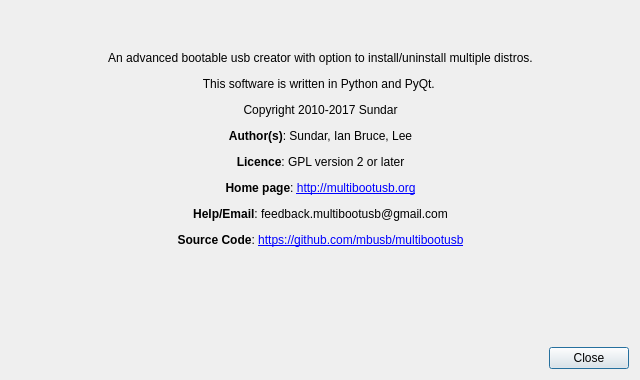
First picture: the form in scripts/gui/about.ui, repository mbusb/multibootusb, before the edit.
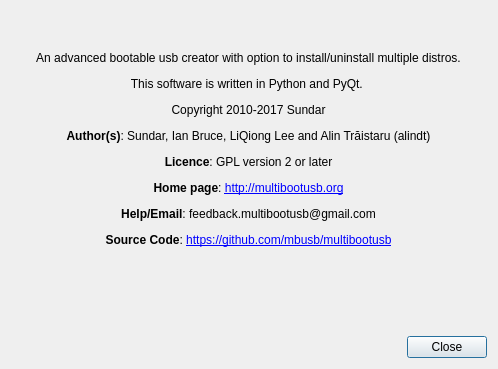
Second picture: the form after the edit.

Commit message:
Fixed for command line interface and minor improvements
1.  Fixed bug which prevents installing distro through CLI
2.  Added entries for windoes cli and uninstall in usage for CLI
3.  Added "Alin TrÄƒistaru (alindt)" in authors list and reduced About window size
4.  Fixed few other minor bugs

```diff
--- a/scripts/gui/about.ui
+++ b/scripts/gui/about.ui
@@ -6,8 +6,8 @@
    <rect>
     <x>0</x>
     <y>0</y>
-    <width>640</width>
-    <height>380</height>
+    <width>498</width>
+    <height>369</height>
    </rect>
   </property>
   <property name="sizePolicy">
@@ -25,7 +25,7 @@
      <item row="1" column="1">
       <widget class="QLabel" name="label_6">
        <property name="text">
-        <string>&lt;html&gt;&lt;head/&gt;&lt;body&gt;&lt;p align=&quot;center&quot;&gt;An advanced bootable usb creator with option to install/uninstall multiple distros.&lt;/p&gt;&lt;p align=&quot;center&quot;&gt;This software is written in Python and PyQt. &lt;/p&gt;&lt;p align=&quot;center&quot;&gt;Copyright 2010-2017 Sundar&lt;/p&gt;&lt;p align=&quot;center&quot;&gt;&lt;span style=&quot; font-weight:600;&quot;&gt;Author(s)&lt;/span&gt;: Sundar, Ian Bruce, Lee&lt;/p&gt;&lt;p align=&quot;center&quot;&gt;&lt;span style=&quot; font-weight:600;&quot;&gt;Licence&lt;/span&gt;: GPL version 2 or later&lt;/p&gt;&lt;p align=&quot;center&quot;&gt;&lt;span style=&quot; font-weight:600;&quot;&gt;Home page&lt;/span&gt;: &lt;a href=&quot; http://multibootusb.org&quot;&gt;&lt;span style=&quot; text-decoration: underline; color:#0000ff;&quot;&gt;http://multibootusb.org&lt;/span&gt;&lt;/a&gt;&lt;/p&gt;&lt;p align=&quot;center&quot;&gt;&lt;span style=&quot; font-weight:600;&quot;&gt;Help/Email&lt;/span&gt;: feedback.multibootusb@gmail.com&lt;/p&gt;&lt;p align=&quot;center&quot;&gt;&lt;span style=&quot; font-weight:600;&quot;&gt;Source Code&lt;/span&gt;: &lt;a href=&quot;https://github.com/mbusb/multibootusb&quot;&gt;&lt;span style=&quot; text-decoration: underline; color:#0000ff;&quot;&gt;https://github.com/mbusb/multibootusb&lt;/span&gt;&lt;/a&gt;&lt;/p&gt;&lt;p&gt;&lt;br/&gt;&lt;/p&gt;&lt;/body&gt;&lt;/html&gt;</string>
+        <string>&lt;html&gt;&lt;head/&gt;&lt;body&gt;&lt;p align=&quot;center&quot;&gt;An advanced bootable usb creator with option to install/uninstall multiple distros.&lt;/p&gt;&lt;p align=&quot;center&quot;&gt;This software is written in Python and PyQt. &lt;/p&gt;&lt;p align=&quot;center&quot;&gt;Copyright  2010-2017  Sundar&lt;/p&gt;&lt;p align=&quot;center&quot;&gt;&lt;span style=&quot; font-weight:600;&quot;&gt;Author(s)&lt;/span&gt;: Sundar, Ian Bruce, LiQiong Lee and Alin Trăistaru (alindt)&lt;/p&gt;&lt;p align=&quot;center&quot;&gt;&lt;span style=&quot; font-weight:600;&quot;&gt;Licence&lt;/span&gt;: GPL version 2 or later&lt;/p&gt;&lt;p align=&quot;center&quot;&gt;&lt;span style=&quot; font-weight:600;&quot;&gt;Home page&lt;/span&gt;: &lt;a href=&quot; http://multibootusb.org&quot;&gt;&lt;span style=&quot; text-decoration: underline; color:#0000ff;&quot;&gt;http://multibootusb.org&lt;/span&gt;&lt;/a&gt;&lt;/p&gt;&lt;p align=&quot;center&quot;&gt;&lt;span style=&quot; font-weight:600;&quot;&gt;Help/Email&lt;/span&gt;: feedback.multibootusb@gmail.com&lt;/p&gt;&lt;p align=&quot;center&quot;&gt;&lt;span style=&quot; font-weight:600;&quot;&gt;Source Code&lt;/span&gt;: &lt;a href=&quot;https://github.com/mbusb/multibootusb&quot;&gt;&lt;span style=&quot; text-decoration: underline; color:#0000ff;&quot;&gt;https://github.com/mbusb/multibootusb&lt;/span&gt;&lt;/a&gt;&lt;/p&gt;&lt;p&gt;&lt;br/&gt;&lt;/p&gt;&lt;/body&gt;&lt;/html&gt;</string>
        </property>
       </widget>
      </item>
```
The commit also changes 6 other files.
